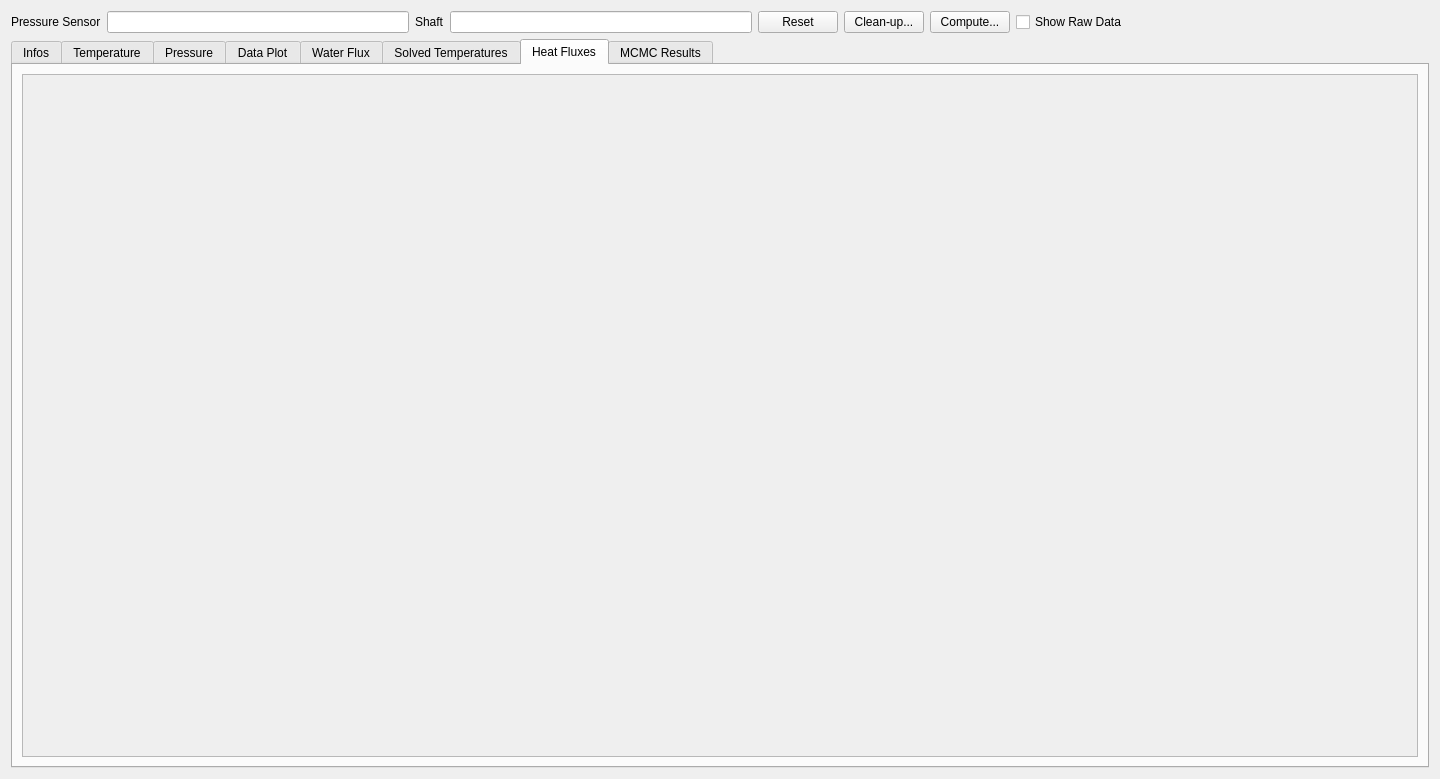
The window that molonaviz/widgetpoint.ui (SandraClodion/projet_molonaviz) describes before a commit, drawn with Qt 5.
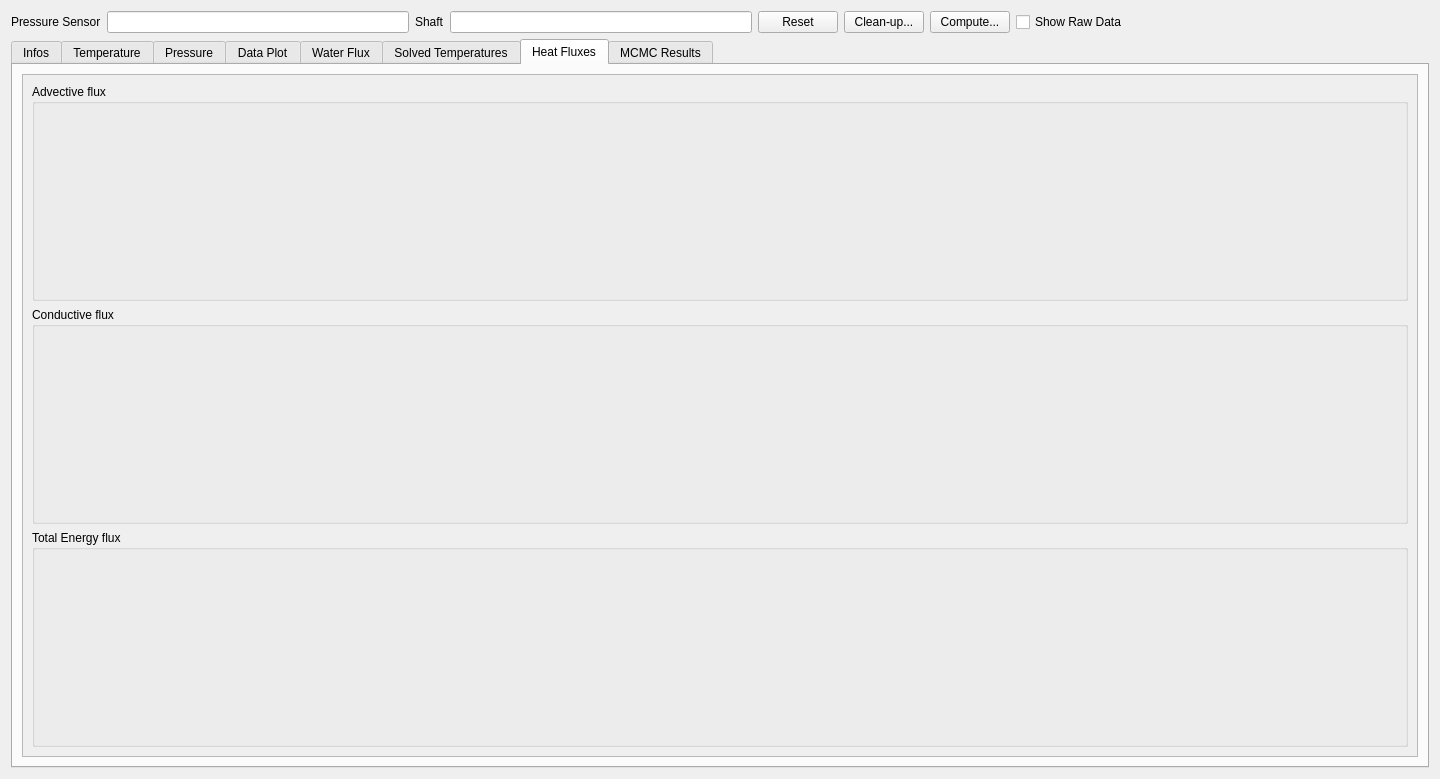
The same window after the commit. The open tabs and pages were chosen to show the change.

Patch:
```diff
--- a/molonaviz/widgetpoint.ui
+++ b/molonaviz/widgetpoint.ui
@@ -382,7 +382,47 @@
             <height>649</height>
            </rect>
           </property>
-          <layout class="QVBoxLayout" name="verticalLayout_11"/>
+          <layout class="QVBoxLayout" name="verticalLayout_11">
+           <item>
+            <widget class="QGroupBox" name="groupBoxAdvective">
+             <property name="sizePolicy">
+              <sizepolicy hsizetype="Preferred" vsizetype="MinimumExpanding">
+               <horstretch>0</horstretch>
+               <verstretch>0</verstretch>
+              </sizepolicy>
+             </property>
+             <property name="title">
+              <string>Advective flux</string>
+             </property>
+            </widget>
+           </item>
+           <item>
+            <widget class="QGroupBox" name="groupBoxConductive">
+             <property name="sizePolicy">
+              <sizepolicy hsizetype="Preferred" vsizetype="MinimumExpanding">
+               <horstretch>0</horstretch>
+               <verstretch>0</verstretch>
+              </sizepolicy>
+             </property>
+             <property name="title">
+              <string>Conductive flux</string>
+             </property>
+            </widget>
+           </item>
+           <item>
+            <widget class="QGroupBox" name="groupBoxTotEnergy">
+             <property name="sizePolicy">
+              <sizepolicy hsizetype="Preferred" vsizetype="MinimumExpanding">
+               <horstretch>0</horstretch>
+               <verstretch>0</verstretch>
+              </sizepolicy>
+             </property>
+             <property name="title">
+              <string>Total Energy flux</string>
+             </property>
+            </widget>
+           </item>
+          </layout>
          </widget>
         </widget>
        </item>
```
Left out of the diff: 2 changed lines with no effect on the pictures.
